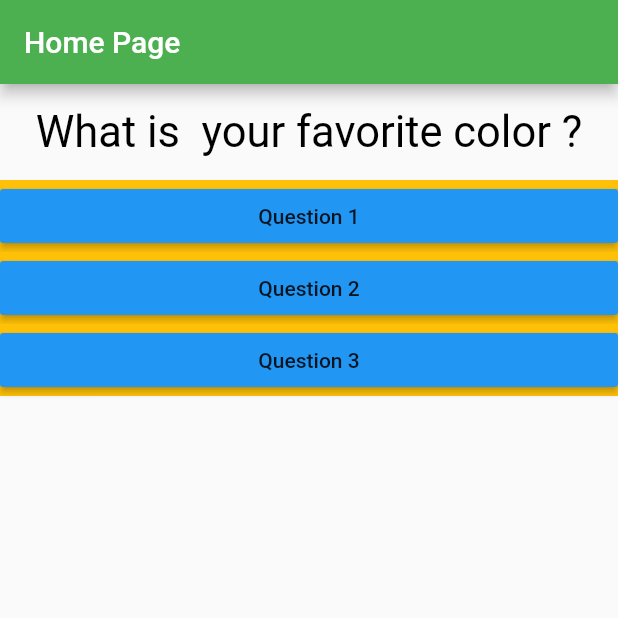
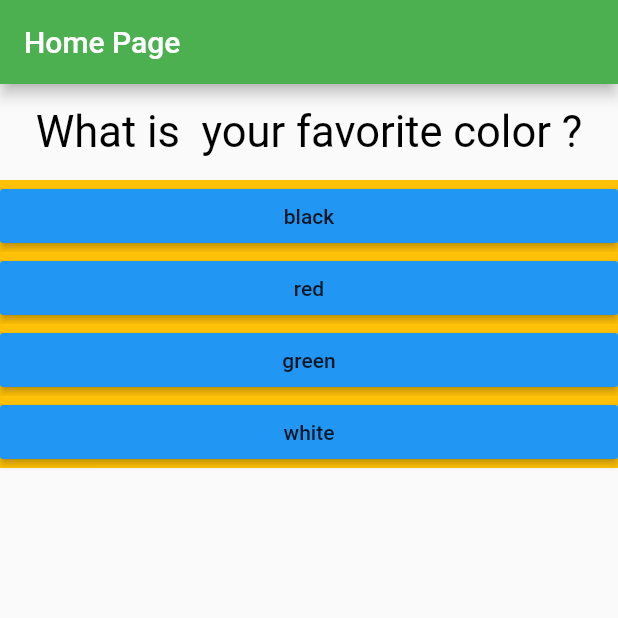
Before and after one commit to ski96277/flutter_complete_guide, a Flutter app: the screen it shows after launch, on a phone screen of 412 x 824 dp, the top half of it. Run offline on Flutter 3.47's test engine with Material 2 defaults, Android fonts, the phone set to English and light mode, and no system bars; missing offline and left inert: dart:ffi.

Commit message:
add tarnary operator to hendle error

```diff
--- a/lib/answer.dart
+++ b/lib/answer.dart
@@ -5,7 +5,7 @@ class AnswerBtn extends StatelessWidget {
 
   final Function selectHandler;
 
-  AnswerBtn(this.question, this.selectHandler);
+  AnswerBtn(this.selectHandler,this.question);
 
   @override
   Widget build(BuildContext context) {
--- a/lib/main.dart
+++ b/lib/main.dart
@@ -1,79 +1,3 @@
-//import 'package:flutter/material.dart';
-//
-//void main() {
-//  runApp(MyApp());
-//}
-//
-//class MyApp extends StatelessWidget {
-//  // This widget is the root of your application.
-//  @override
-//  Widget build(BuildContext context) {
-//    return MaterialApp(
-//      title: 'Flutter Demo',
-//      theme: ThemeData(
-//
-//        primarySwatch: Colors.blue,
-//
-//        visualDensity: VisualDensity.adaptivePlatformDensity,
-//      ),
-//      home: MyHomePage(title: 'Flutter Demo Home Page'),
-//    );
-//  }
-//}
-//
-//class MyHomePage extends StatefulWidget {
-//  MyHomePage({Key key, this.title}) : super(key: key);
-//
-//
-//  final String title;
-//
-//  @override
-//  _MyHomePageState createState() => _MyHomePageState();
-//}
-//
-//class _MyHomePageState extends State<MyHomePage> {
-//  int _counter = 0;
-//
-//  void _incrementCounter() {
-//    setState(() {
-//
-//      _counter++;
-//    });
-//  }
-//
-//  @override
-//  Widget build(BuildContext context) {
-//
-//    return Scaffold(
-//      appBar: AppBar(
-//
-//        title: Text(widget.title),
-//      ),
-//      body: Center(
-//
-//        child: Column(
-//
-//          mainAxisAlignment: MainAxisAlignment.center,
-//          children: <Widget>[
-//            Text(
-//              'You have pushed the button this many times:',
-//            ),
-//            Text(
-//              '$_counter',
-//              style: Theme.of(context).textTheme.headline4,
-//            ),
-//          ],
-//        ),
-//      ),
-//      floatingActionButton: FloatingActionButton(
-//        onPressed: _incrementCounter,
-//        tooltip: 'Increment',
-//        child: Icon(Icons.add),
-//      ), // This trailing comma makes auto-formatting nicer for build methods.
-//    );
-//  }
-//}
-
 import 'package:flutter/material.dart';
 import 'package:fluttercompleteguide/answer.dart';
 import 'package:fluttercompleteguide/question.dart';
@@ -89,10 +13,6 @@ class MyApp extends StatefulWidget {
 
 class _MyAppState extends State<MyApp> {
   var _index = 0;
-
-  @override
-  Widget build(BuildContext context) {
-    // TODO: implement build
   var questions = [
     {
       'questionText': 'What is  your favorite color ?',
@@ -106,28 +26,39 @@ class _MyAppState extends State<MyApp> {
       'questionText': 'Who is your favorite instructor ?',
       'answer': ['Mitu', 'Siam', 'Imran', 'SK']
     },
+  ];
 
-    ];
+  @override
+  Widget build(BuildContext context) {
+    // TODO: implement build
+
     return MaterialApp(
         home: Scaffold(
             appBar: AppBar(
               title: Text("Home Page"),
               backgroundColor: Colors.green,
             ),
-            body: Column(
+            body: _index<questions.length?Column(
               children: [
-                Question(questions [_index]['questionText']),
-                AnswerBtn("Question 1", _answerQuestion),
-                AnswerBtn("Question 2", _answerQuestion),
-                AnswerBtn("Question 3", _answerQuestion),
+                Question(
+                  questions[_index]['questionText'],
+                ),
+                ...(questions[_index]['answer'] as List<String>).map((answer) {
+                  return AnswerBtn(_answerQuestion, answer);
+                }).toList()
               ],
-            )));
+            ):Center(child: Text("You Did it ! "),)));
   }
 
   void _answerQuestion() {
+    // if(_index<questions.length-1){
       setState(() {
         _index = _index + 1;
       });
+    // }else{
+    //
+    // }
+
 
     print("Anser Pressed  = $_index");
   }
```
Also changed, not shown: 4 other files. Lines whose indentation alone changed are shown as unchanged.
